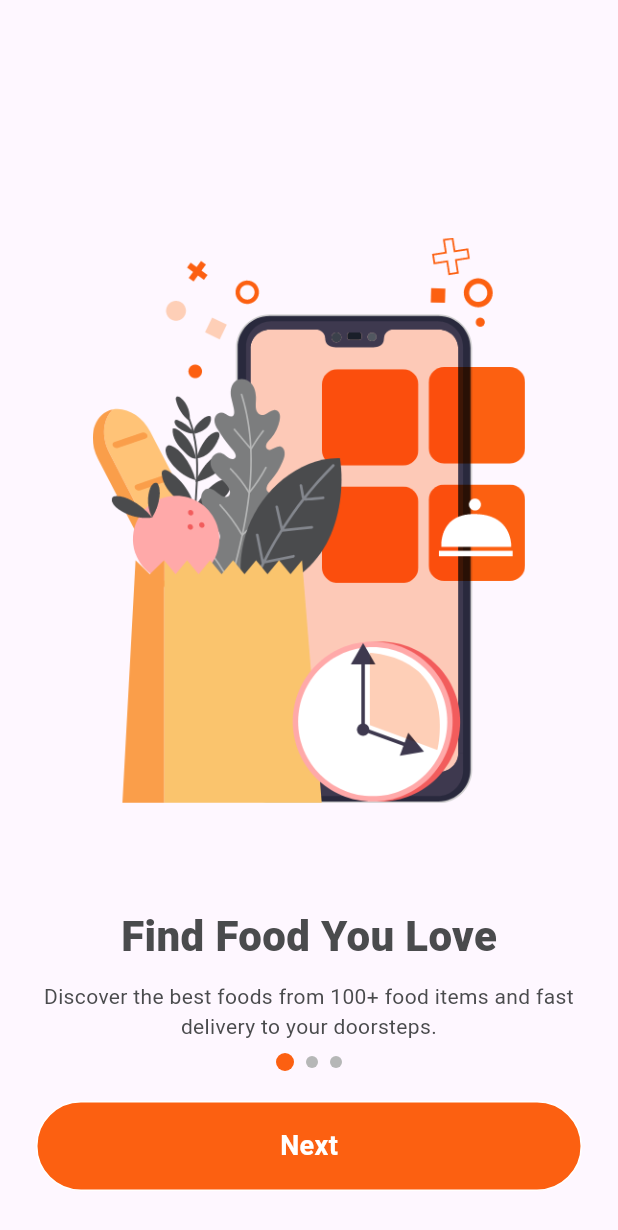
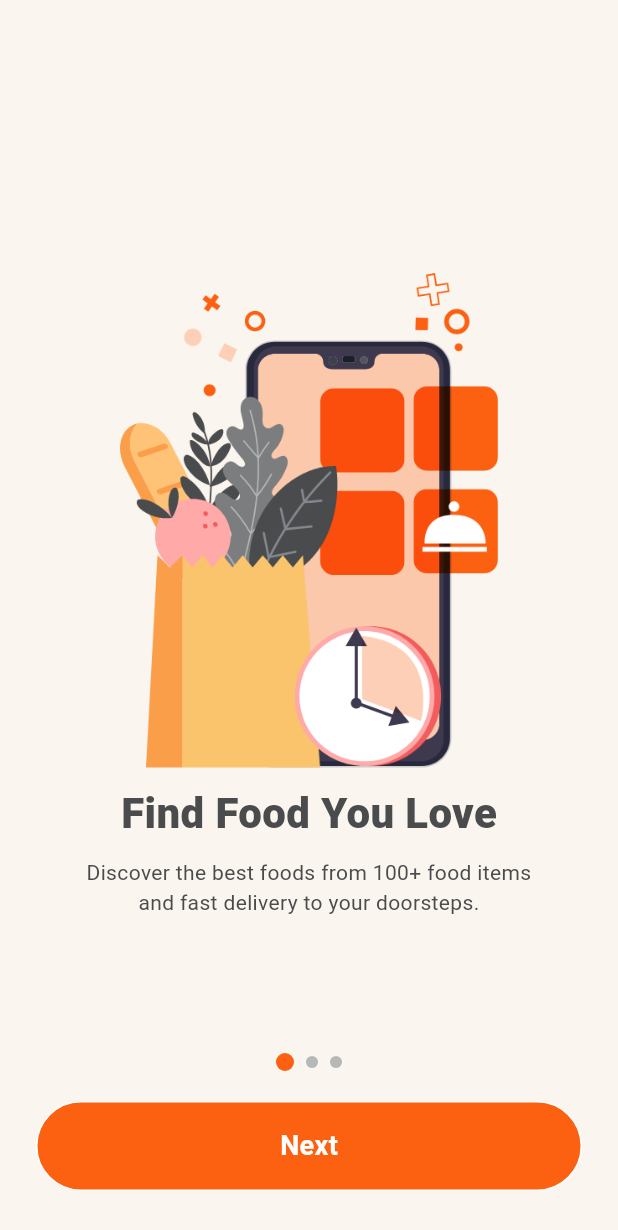
Before and after one commit to Bibhuprasad740/Delicious-Flutter, a Flutter app: the OnboardScreen screen opened directly, on a phone screen of 412 x 824 dp. Shown: the top 1230 px of the screen. Run offline on Flutter 3.47's test engine with Material 3 defaults, Android fonts, the phone set to English and light mode, and no system bars; Roboto replaces fonts that are missing (Metropolis).

Commit message:
fix: fixed pagination dot overflow and added scaffold theme background color

```diff
--- a/lib/main.dart
+++ b/lib/main.dart
@@ -1,5 +1,6 @@
 import 'package:flutter/material.dart';
 
+import 'global/constants.dart';
 import 'views/splash/splash_screen.dart';
 
 void main() {
@@ -16,11 +17,11 @@ class MyApp extends StatelessWidget {
       title: 'Flutter Demo',
       debugShowCheckedModeBanner: false,
       theme: ThemeData(
-        fontFamily: "Metropolis",
-        colorScheme: ColorScheme.fromSeed(seedColor: Colors.deepPurple),
-        useMaterial3: true,
-      ),
-      home: SplashScreen(),
+          fontFamily: "Metropolis",
+          colorScheme: ColorScheme.fromSeed(seedColor: Colors.deepPurple),
+          useMaterial3: true,
+          scaffoldBackgroundColor: AppColors.background),
+      home: const SplashScreen(),
     );
   }
 }
--- a/lib/views/home/home_screen.dart
+++ b/lib/views/home/home_screen.dart
@@ -1,14 +1,10 @@
 import 'package:flutter/material.dart';
-
-import '../../global/constants.dart';
 
 class HomeScreen extends StatelessWidget {
   const HomeScreen({super.key});
 
   @override
   Widget build(BuildContext context) {
-    return Scaffold(
-      backgroundColor: AppColors.background,
-    );
+    return Scaffold();
   }
 }
--- a/lib/views/onboard/onboard_screen.dart
+++ b/lib/views/onboard/onboard_screen.dart
@@ -30,6 +30,7 @@ class _OnboardScreenState extends State<OnboardScreen> {
       'image': 'assets/images/splash_3.png',
     },
   ];
+
   final _pageController = PageController();
   var currentPage = 0;
 
@@ -60,18 +61,24 @@ class _OnboardScreenState extends State<OnboardScreen> {
                     horizontal: AppSizes.largePadding),
                 child: Column(
                   mainAxisAlignment: MainAxisAlignment.center,
-                  mainAxisSize: MainAxisSize.min,
                   children: [
-                    Container(
-                      width: size.width * 0.7,
-                      height: size.height * 0.6,
-                      alignment: Alignment.center,
+                    // Dynamically sized image based on screen height
+                    Flexible(
+                      flex: 4, // Take 40% of the available height
+                      child: Container(
+                        constraints: BoxConstraints(
+                          maxHeight: size.height *
+                              0.4, // Max height of 40% of screen height
+                        ),
                         child: Image.asset(
                           page['image'].toString(),
                           fit: BoxFit.contain,
                         ),
                       ),
+                    ),
                     const SizedBox(height: AppSizes.smallGap),
+
+                    // Title
                     Text(
                       page['title'].toString(),
                       style: const TextStyle(
@@ -81,12 +88,19 @@ class _OnboardScreenState extends State<OnboardScreen> {
                       ),
                     ),
                     const SizedBox(height: AppSizes.smallGap),
-                    Text(
+
+                    // Subtitle
+                    Padding(
+                      padding: EdgeInsets.symmetric(
+                          horizontal: size.width *
+                              0.05), // Dynamic padding for responsiveness
+                      child: Text(
                         page['subtitle'].toString(),
                         textAlign: TextAlign.center,
                         style: const TextStyle(
                           color: AppColors.primaryFont,
                           fontSize: AppSizes.smallFont,
+                        ),
                       ),
                     ),
                     const SizedBox(height: AppSizes.largeGap),
@@ -102,7 +116,6 @@ class _OnboardScreenState extends State<OnboardScreen> {
               // Pagination dots
               Row(
                 mainAxisAlignment: MainAxisAlignment.center,
-                crossAxisAlignment: CrossAxisAlignment.center,
                 children: pages.asMap().entries.map((entry) {
                   var index = entry.key;
                   return Container(
@@ -124,6 +137,7 @@ class _OnboardScreenState extends State<OnboardScreen> {
 
               const SizedBox(height: 20.0), // Add space after dots
 
+              // Button for Next/Get Started
               Padding(
                 padding: const EdgeInsets.symmetric(
                     horizontal: AppSizes.largePadding),
@@ -145,6 +159,7 @@ class _OnboardScreenState extends State<OnboardScreen> {
                       }
                     }),
               ),
+
               const SizedBox(height: AppSizes.largeGap),
             ],
           ),
--- a/lib/views/splash/welcome_page.dart
+++ b/lib/views/splash/welcome_page.dart
@@ -17,7 +17,6 @@ class _WelcomePageState extends State<WelcomePage> {
     var size = Utils.getSize(context);
 
     return Scaffold(
-      backgroundColor: AppColors.background,
       body: SingleChildScrollView(
         child: Column(
           mainAxisAlignment: MainAxisAlignment.spaceBetween,
--- a/lib/views/tab/tab_screen.dart
+++ b/lib/views/tab/tab_screen.dart
@@ -21,7 +21,6 @@ class _TabScreenState extends State<TabScreen> {
   Widget build(BuildContext context) {
     return Scaffold(
       body: PageStorage(bucket: pageStorageBucket, child: currentScreen),
-      backgroundColor: AppColors.background,
       floatingActionButton: SizedBox(
         height: 60,
         width: 60,
```
Lines whose indentation alone changed are shown as unchanged.
